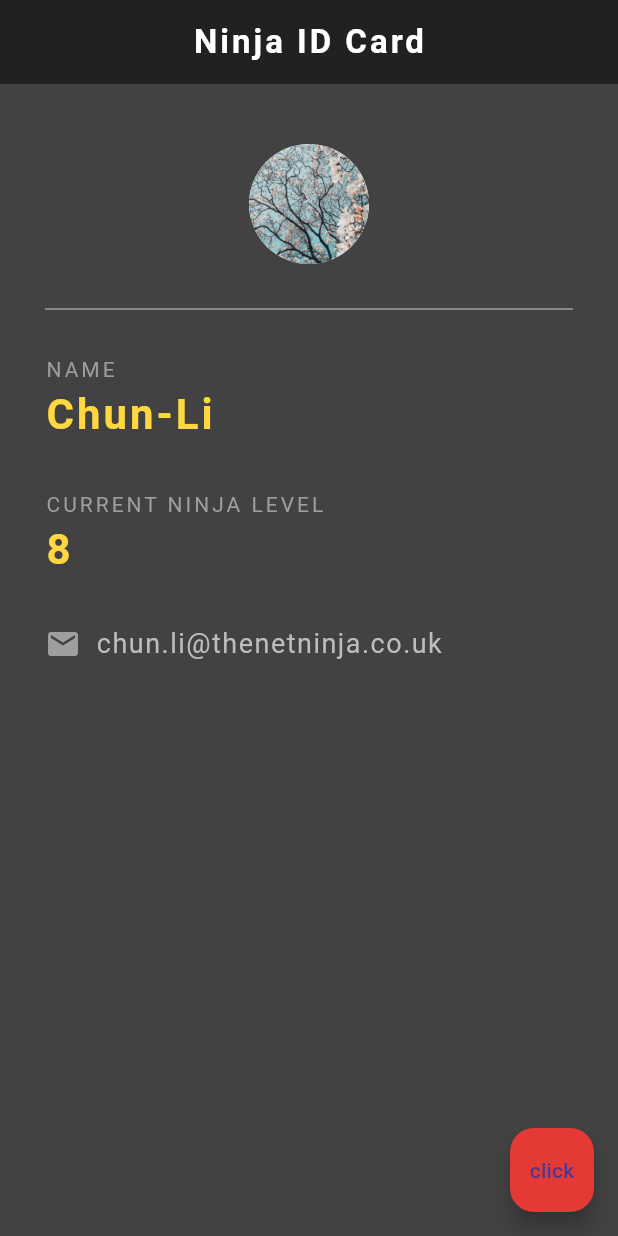
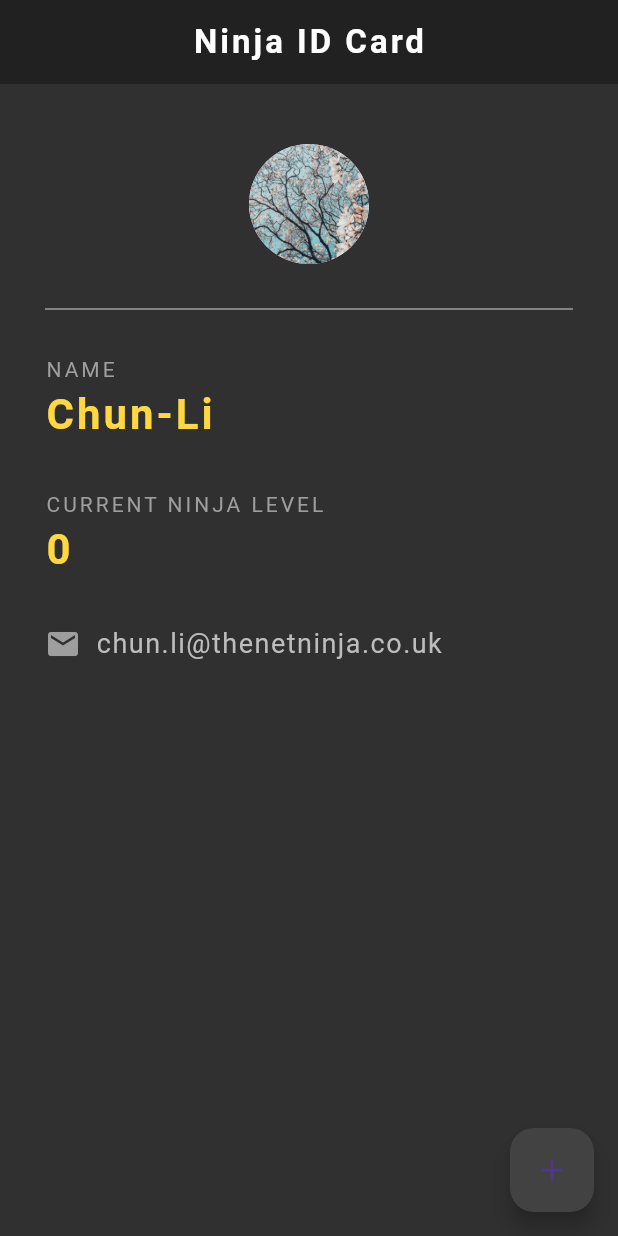
Before and after one commit to roroiii/Learning-flutter-Project, a Flutter app: the screen it shows after launch, on a phone screen of 412 x 824 dp. Run offline on Flutter 3.47's test engine with Material 3 defaults, Android fonts, the phone set to English and light mode, and no system bars.

Commit message:
add: Level 按鈕功能

```diff
--- a/lib/main.dart
+++ b/lib/main.dart
@@ -4,11 +4,18 @@ void main() => runApp(MaterialApp(
       home: NinjaCard(),
     ));
 
-class NinjaCard extends StatelessWidget {
+class NinjaCard extends StatefulWidget {
+  @override
+  State<NinjaCard> createState() => _NinjaCardState();
+}
+
+class _NinjaCardState extends State<NinjaCard> {
+  int ninjaLevel = 0;
+
   @override
   Widget build(BuildContext context) {
     return Scaffold(
-      backgroundColor: Colors.grey[800],
+      backgroundColor: Colors.grey[850],
       appBar: AppBar(
         title: const Text(
           "Ninja ID Card",
@@ -21,29 +28,38 @@ class NinjaCard extends StatelessWidget {
         backgroundColor: Colors.grey[900],
         centerTitle: true,
       ),
-      body: const Padding(
-          padding: EdgeInsets.fromLTRB(30.0, 40.0, 30.0, 0.0),
+      floatingActionButton: FloatingActionButton(
+        onPressed: () {
+          setState(() {
+            ninjaLevel += 1;
+          });
+        },
+        backgroundColor: Colors.grey[800],
+        child: const Icon(Icons.add),
+      ),
+      body: Padding(
+          padding: const EdgeInsets.fromLTRB(30.0, 40.0, 30.0, 0.0),
           child: Column(
             crossAxisAlignment: CrossAxisAlignment.start,
             children: <Widget>[
-              Center(
+              const Center(
                 child: CircleAvatar(
                   backgroundImage: AssetImage('assets/thumb.png'),
                   radius: 40.0,
                 ),
               ),
-              Divider(
+              const Divider(
                 height: 60.0,
                 color: Colors.grey,
               ),
-              Text(
+              const Text(
                 'NAME',
                 style: TextStyle(
                   color: Colors.grey,
                   letterSpacing: 2.0,
                 ),
               ),
-              Text(
+              const Text(
                 'Chun-Li',
                 style: TextStyle(
                     color: Colors.amberAccent,
@@ -51,8 +67,8 @@ class NinjaCard extends StatelessWidget {
                     fontSize: 28.0,
                     fontWeight: FontWeight.bold),
               ),
-              SizedBox(height: 30.0),
-              Text(
+              const SizedBox(height: 30.0),
+              const Text(
                 'CURRENT NINJA LEVEL',
                 style: TextStyle(
                   color: Colors.grey,
@@ -60,15 +76,15 @@ class NinjaCard extends StatelessWidget {
                 ),
               ),
               Text(
-                '8',
-                style: TextStyle(
+                '$ninjaLevel',
+                style: const TextStyle(
                     color: Colors.amberAccent,
                     letterSpacing: 2.0,
                     fontSize: 28.0,
                     fontWeight: FontWeight.bold),
               ),
-              SizedBox(height: 30.0),
-              Row(
+              const SizedBox(height: 30.0),
+              const Row(
                 children: <Widget>[
                   Icon(
                     Icons.email,
@@ -86,11 +102,6 @@ class NinjaCard extends StatelessWidget {
               ),
             ],
           )),
-      floatingActionButton: FloatingActionButton(
-        onPressed: () {},
-        backgroundColor: Colors.red[600],
-        child: const Text('click'),
-      ),
     );
   }
 }
```
